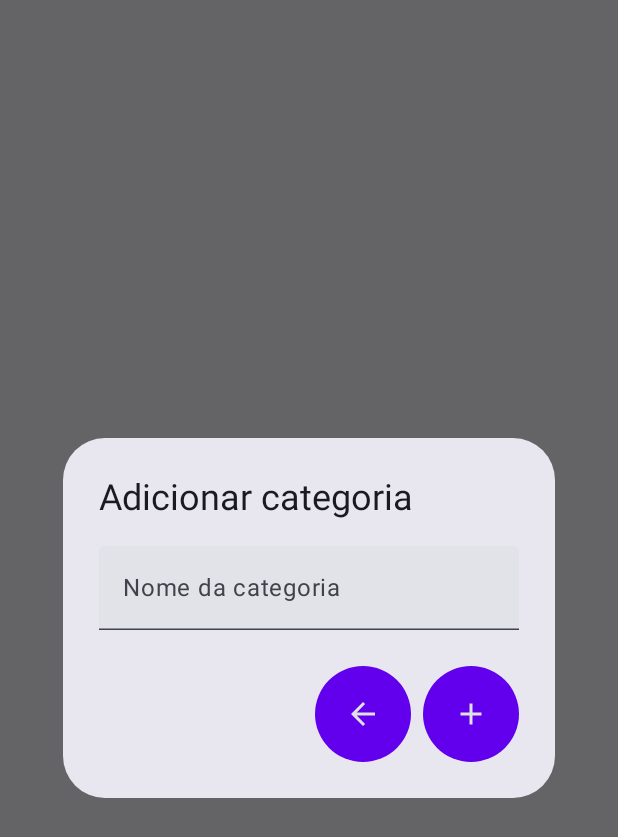
After one commit to laffayatte/app-gerencia-de-financas-pessoais, an Android app built with Jetpack Compose: the composable AddCategoryDialog shown on its own in the app's theme, on a phone screen of 412 x 824 dp. The commit adds this screen. Shown: the top 837 px of the screen. Run offline under Robolectric (Android 15) with nearby library versions, the light colour scheme and no system bars.

Commit message:
Add room storage and implement database on category screen

```diff
--- /dev/null
+++ b/app/src/main/java/ufam/projetodeprogramas/gerenciapessoal/components/AddCategoryDialog.kt
@@ -0,0 +1,91 @@
+package ufam.projetodeprogramas.gerenciapessoal.components
+
+import androidx.compose.foundation.background
+import androidx.compose.foundation.layout.Arrangement
+import androidx.compose.foundation.layout.Column
+import androidx.compose.foundation.layout.padding
+import androidx.compose.foundation.layout.size
+import androidx.compose.foundation.shape.RoundedCornerShape
+import androidx.compose.material.icons.Icons
+import androidx.compose.material.icons.filled.Add
+import androidx.compose.material.icons.filled.ArrowBack
+import androidx.compose.material3.AlertDialog
+import androidx.compose.material3.ExperimentalMaterial3Api
+import androidx.compose.material3.Icon
+import androidx.compose.material3.IconButton
+import androidx.compose.material3.Text
+import androidx.compose.material3.TextField
+import androidx.compose.runtime.Composable
+import androidx.compose.ui.Modifier
+import androidx.compose.ui.draw.clip
+import androidx.compose.ui.res.colorResource
+import androidx.compose.ui.unit.dp
+import ufam.projetodeprogramas.gerenciapessoal.Events.CategoriesEvent
+import ufam.projetodeprogramas.gerenciapessoal.R
+import ufam.projetodeprogramas.gerenciapessoal.dataclasses.CategoriesState
+
+@OptIn(ExperimentalMaterial3Api::class)
+@Composable
+fun AddCategoryDialog(
+    state: CategoriesState,
+    onEvent: (CategoriesEvent) -> Unit,
+    modifier: Modifier
+) {
+    AlertDialog(
+        onDismissRequest = { onEvent(CategoriesEvent.AddHideDialog) },
+        confirmButton = {
+            Column(
+                verticalArrangement = Arrangement.spacedBy(8.dp)
+            ) {
+                IconButton(
+                    onClick = {onEvent(CategoriesEvent.saveCategory)},
+                    modifier = Modifier
+                        .clip(RoundedCornerShape(50))
+                        .background(colorResource(id = R.color.purple_500))
+                        .padding(8.dp)
+                ) {
+                    Icon(
+                        imageVector = Icons.Default.Add,
+                        contentDescription = "Adicionar categoria",
+                        tint = colorResource(id = R.color.gray),
+                        modifier = Modifier.size(24.dp)
+                    )
+                }
+            }
+        },
+        dismissButton = {
+            Column(
+                verticalArrangement = Arrangement.spacedBy(8.dp)
+            ) {
+                IconButton(
+                    onClick = {onEvent(CategoriesEvent.AddHideDialog)},
+                    modifier = Modifier
+                        .clip(RoundedCornerShape(50))
+                        .background(colorResource(id = R.color.purple_500))
+                        .padding(8.dp)
+                ) {
+                    Icon(
+                        imageVector = Icons.Default.ArrowBack,
+                        contentDescription = "sair do adicionar categoria",
+                        tint = colorResource(id = R.color.gray),
+                        modifier = Modifier.size(24.dp)
+                    )
+                }
+            }
+        },
+        title = { Text(text = "Adicionar categoria") },
+        text = {
+            Column(
+                verticalArrangement = Arrangement.spacedBy(8.dp)
+            ) {
+                TextField(
+                    value = state.category,
+                    onValueChange = {onEvent(CategoriesEvent.setCategory(it))},
+                    placeholder = {
+                        Text(text = "Nome da categoria")
+                    }
+                )
+            }
+        },
+    )
+}
--- /dev/null
+++ b/app/src/main/java/ufam/projetodeprogramas/gerenciapessoal/dataclasses/CategoriesState.kt
@@ -0,0 +1,12 @@
+package ufam.projetodeprogramas.gerenciapessoal.dataclasses
+
+import ufam.projetodeprogramas.gerenciapessoal.viewmodels.SortType
+
+data class CategoriesState(
+    val categories: List<Categories> = emptyList(),
+    val category: String = "",
+    val isAddingCategory: Boolean = false,
+    val isEditCategory: Boolean = false,
+    val selectedCategory: Categories? = null,
+    val sortType: SortType = SortType.BY_NAME
+)
```
Also changed, not shown: app/build.gradle.kts (+10 -3 lines), app/src/main/java/ufam/projetodeprogramas/gerenciapessoal/Events/CategoriesEvent.kt (added, +18 -0 lines), app/src/main/java/ufam/projetodeprogramas/gerenciapessoal/MainActivity.kt (+32 -1 lines), app/src/main/java/ufam/projetodeprogramas/gerenciapessoal/components/EditCategoryDialog.kt (added, +76 -0 lines), app/src/main/java/ufam/projetodeprogramas/gerenciapessoal/databases/CategoriesDatabase.kt (added, +16 -0 lines), app/src/main/java/ufam/projetodeprogramas/gerenciapessoal/dataclasses/Categories.kt (added, +11 -0 lines), app/src/main/java/ufam/projetodeprogramas/gerenciapessoal/dataclasses/Invoices.kt (added, +8 -0 lines), app/src/main/java/ufam/projetodeprogramas/gerenciapessoal/interfaces/CategoriesDAO.kt (added, +24 -0 lines), app/src/main/java/ufam/projetodeprogramas/gerenciapessoal/screens/CategoryScreen.kt (+75 -29 lines), app/src/main/java/ufam/projetodeprogramas/gerenciapessoal/viewmodels/CategoriesViewModel.kt (added, +130 -0 lines).
